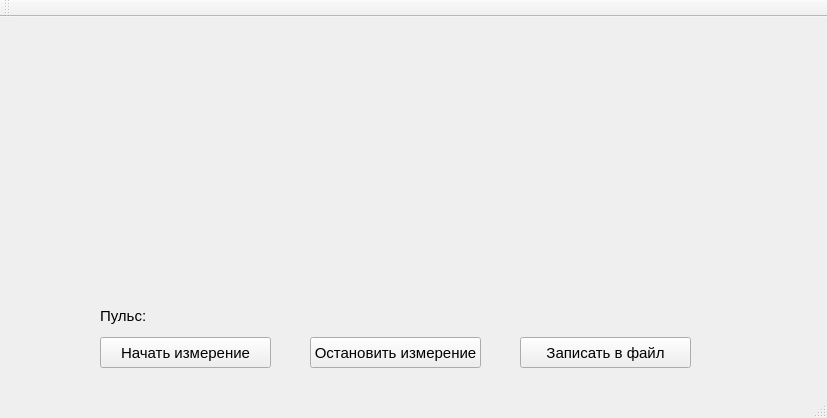
Before: the Qt Designer form mainwindow.ui in shvedoff/face, drawn with Qt 5.
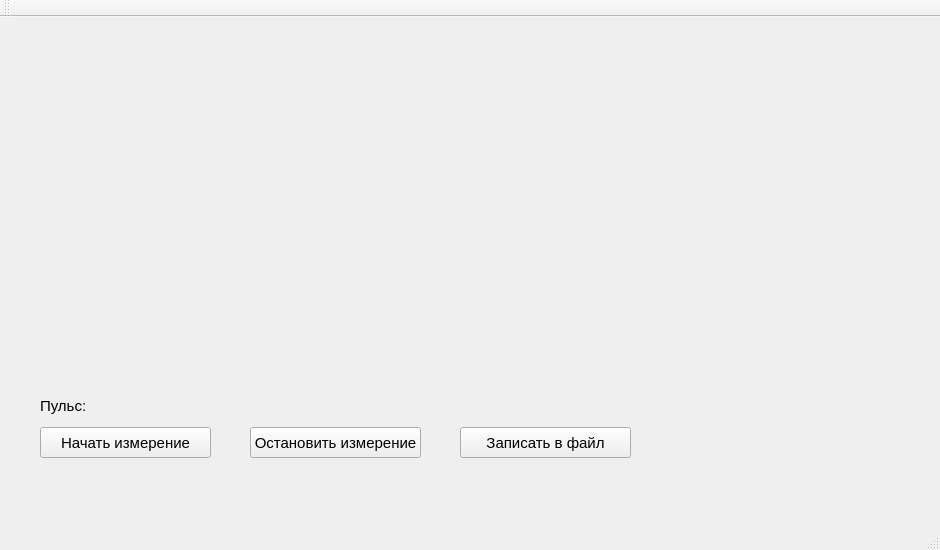
After: the same form once the commit is applied. Custom widgets are drawn as their Qt base class.

```diff
--- a/mainwindow.ui
+++ b/mainwindow.ui
@@ -6,8 +6,8 @@
    <rect>
     <x>0</x>
     <y>0</y>
-    <width>827</width>
-    <height>418</height>
+    <width>940</width>
+    <height>550</height>
    </rect>
   </property>
   <property name="font">
@@ -22,8 +22,8 @@
    <widget class="QPushButton" name="pushButton">
     <property name="geometry">
      <rect>
-      <x>100</x>
-      <y>320</y>
+      <x>40</x>
+      <y>410</y>
       <width>171</width>
       <height>31</height>
      </rect>
@@ -35,18 +35,18 @@
    <widget class="QCustomPlot" name="widget" native="true">
     <property name="geometry">
      <rect>
-      <x>430</x>
+      <x>610</x>
       <y>5</y>
-      <width>401</width>
-      <height>261</height>
+      <width>311</width>
+      <height>160</height>
      </rect>
     </property>
    </widget>
    <widget class="QPushButton" name="pushButton_2">
     <property name="geometry">
      <rect>
-      <x>310</x>
-      <y>320</y>
+      <x>250</x>
+      <y>410</y>
       <width>171</width>
       <height>31</height>
      </rect>
@@ -60,8 +60,8 @@
      <rect>
       <x>20</x>
       <y>20</y>
-      <width>401</width>
-      <height>231</height>
+      <width>501</width>
+      <height>341</height>
      </rect>
     </property>
     <property name="text">
@@ -71,8 +71,8 @@
    <widget class="QLabel" name="label_3">
     <property name="geometry">
      <rect>
-      <x>100</x>
-      <y>290</y>
+      <x>40</x>
+      <y>380</y>
       <width>46</width>
       <height>17</height>
      </rect>
@@ -84,8 +84,8 @@
    <widget class="QPushButton" name="pushButton_3">
     <property name="geometry">
      <rect>
-      <x>520</x>
-      <y>320</y>
+      <x>460</x>
+      <y>410</y>
       <width>171</width>
       <height>31</height>
      </rect>
@@ -97,8 +97,8 @@
    <widget class="QLabel" name="label_4">
     <property name="geometry">
      <rect>
-      <x>160</x>
-      <y>290</y>
+      <x>100</x>
+      <y>380</y>
       <width>67</width>
       <height>17</height>
      </rect>
@@ -107,6 +107,16 @@
      <string/>
     </property>
    </widget>
+   <widget class="QCustomPlot" name="widget_2" native="true">
+    <property name="geometry">
+     <rect>
+      <x>610</x>
+      <y>185</y>
+      <width>311</width>
+      <height>160</height>
+     </rect>
+    </property>
+   </widget>
   </widget>
   <widget class="QMenuBar" name="menuBar">
    <property name="geometry">
```
Left out of the diff: 2 changed lines with no effect on the pictures.
